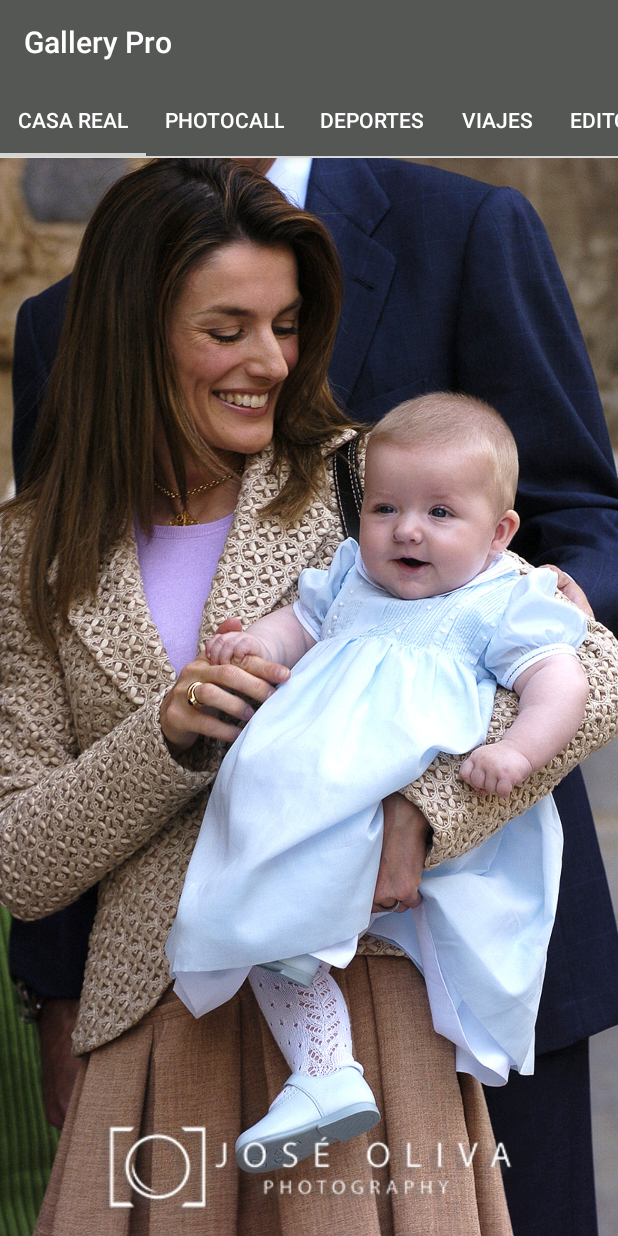
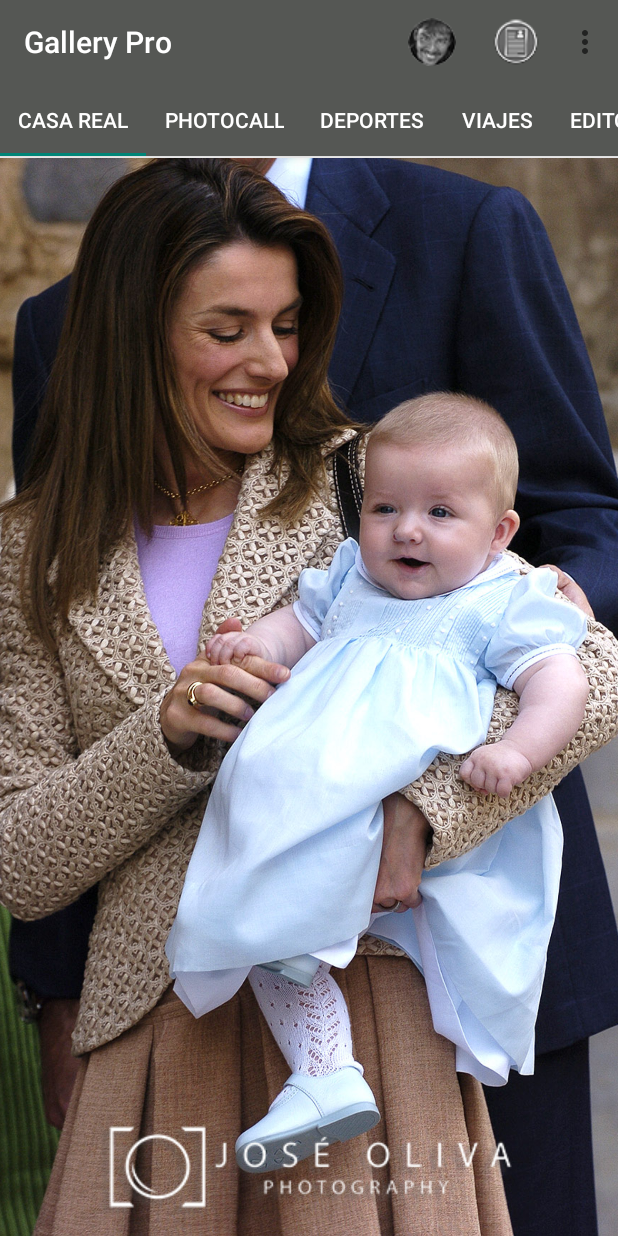
Before and after one commit to joseolivagarcia/GaleriaPro, an Android app: the screen it shows after launch (MainActivity), on a phone screen of 412 x 824 dp. Run offline under Robolectric (Android 15) with nearby library versions, the phone set to English and light mode, and no system bars.

Commit message:
Personalizada la toolbar y menu

```diff
--- a/app/src/main/AndroidManifest.xml
+++ b/app/src/main/AndroidManifest.xml
@@ -8,7 +8,7 @@
         android:label="@string/app_name"
         android:roundIcon="@mipmap/ic_launcher_round"
         android:supportsRtl="true"
-        android:theme="@style/Theme.GalleryPro1">
+        android:theme="@style/Theme.AppCompat.Light.NoActionBar">
         <activity android:name=".MainActivity"
             android:exported="true">
             <intent-filter>
--- a/app/src/main/res/layout/activity_main.xml
+++ b/app/src/main/res/layout/activity_main.xml
@@ -18,13 +18,16 @@
             android:id="@+id/toolbar"
             android:layout_width="match_parent"
             android:layout_height="wrap_content"
+            android:layout_gravity="center_vertical"
             app:title="Gallery Pro"
-            app:titleTextColor="@color/white"/>
+            android:background="@color/primaryColor"
+            app:titleTextColor="@color/white" />
 
         <com.google.android.material.tabs.TabLayout
             android:id="@+id/tabs"
             android:layout_width="match_parent"
             android:layout_height="wrap_content"
+            android:background="@color/primaryColor"
             app:tabTextColor="@color/white"/>
 
     </com.google.android.material.appbar.AppBarLayout>
--- /dev/null
+++ b/app/src/main/res/menu/mimenu.xml
@@ -0,0 +1,32 @@
+<?xml version="1.0" encoding="utf-8"?>
+<menu xmlns:android="http://schemas.android.com/apk/res/android"
+    xmlns:app="http://schemas.android.com/apk/res-auto">
+
+    <item
+        android:id="@+id/quiensoy"
+        android:title="Quién soy"
+        app:showAsAction="always"
+        android:icon="@drawable/perfil">
+    </item>
+    <item
+        android:id="@+id/curriculum"
+        android:title="Mi Curriculum"
+        app:showAsAction="always"
+        android:icon="@drawable/curriculum">
+    </item>
+    <item
+        android:id="@+id/twitter"
+        android:title="Twitter"
+        android:icon="@drawable/twitter">
+    </item>
+    <item
+        android:id="@+id/instagram"
+        android:title="Instagram"
+        android:icon="@drawable/instagram">
+    </item>
+    <item
+        android:id="@+id/whatsapp"
+        android:title="WhatsApp"
+        android:icon="@drawable/whatsapp">
+    </item>
+</menu>
```
Also changed, not shown: app/src/main/java/joseoliva/com/gallerypro/MainActivity.java (+40 -0 lines), app/src/main/res/values/themes.xml (+4 -3 lines), app/src/main/res/drawable/curriculum.png (added), app/src/main/res/drawable/instagram.png (added), app/src/main/res/drawable/perfil.png (added), app/src/main/res/drawable/twitter.png (added), app/src/main/res/drawable/whatsapp.png (added), 1 other file.
